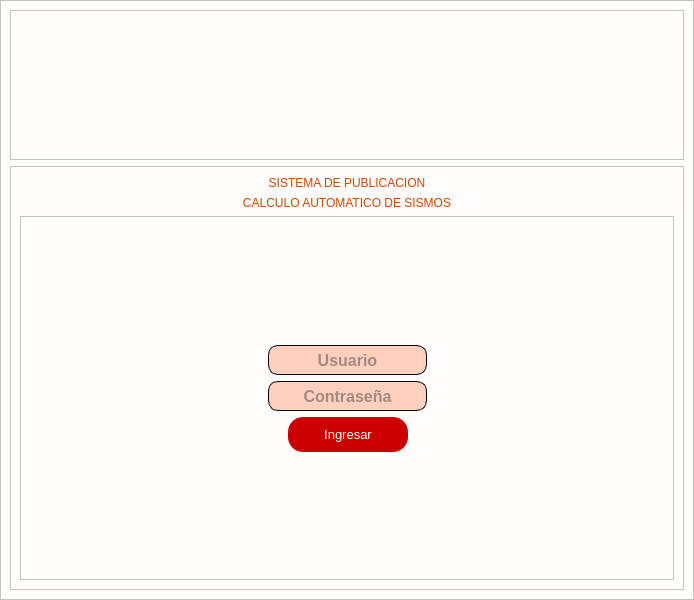
This is Login.ui in adrianelca16/ReporteAutomatico as Qt 5 draws it before an edit. The edited form follows.
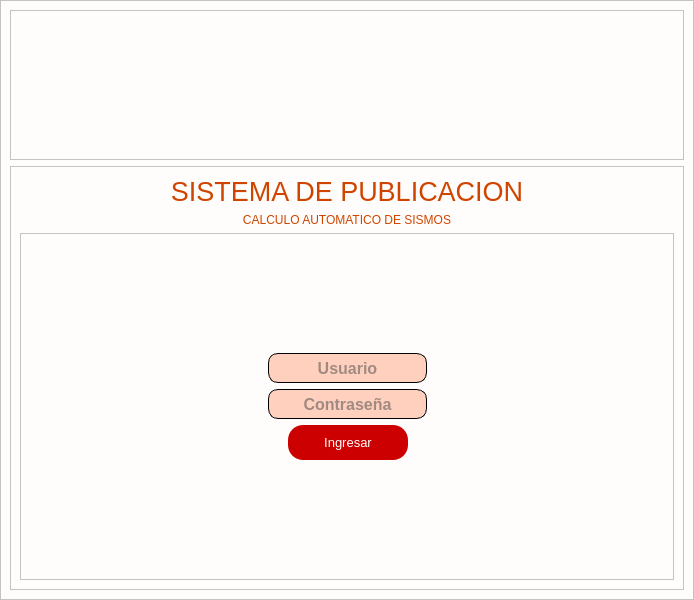
This is the edited form. Icons and pictures are not drawn.

What changed in the file:
```diff
--- a/Login.ui
+++ b/Login.ui
@@ -96,6 +96,15 @@
               <height>50</height>
              </size>
             </property>
+            <property name="font">
+             <font>
+              <family>MS Shell Dlg 2</family>
+              <pointsize>20</pointsize>
+              <weight>9</weight>
+              <italic>false</italic>
+              <bold>false</bold>
+             </font>
+            </property>
             <property name="styleSheet">
              <string notr="true">color: rgb(207, 69, 0);
 font: 75 20pt &quot;MS Shell Dlg 2&quot;;</string>
```
Left out of the diff: 6 changed lines with no effect on the pictures.
